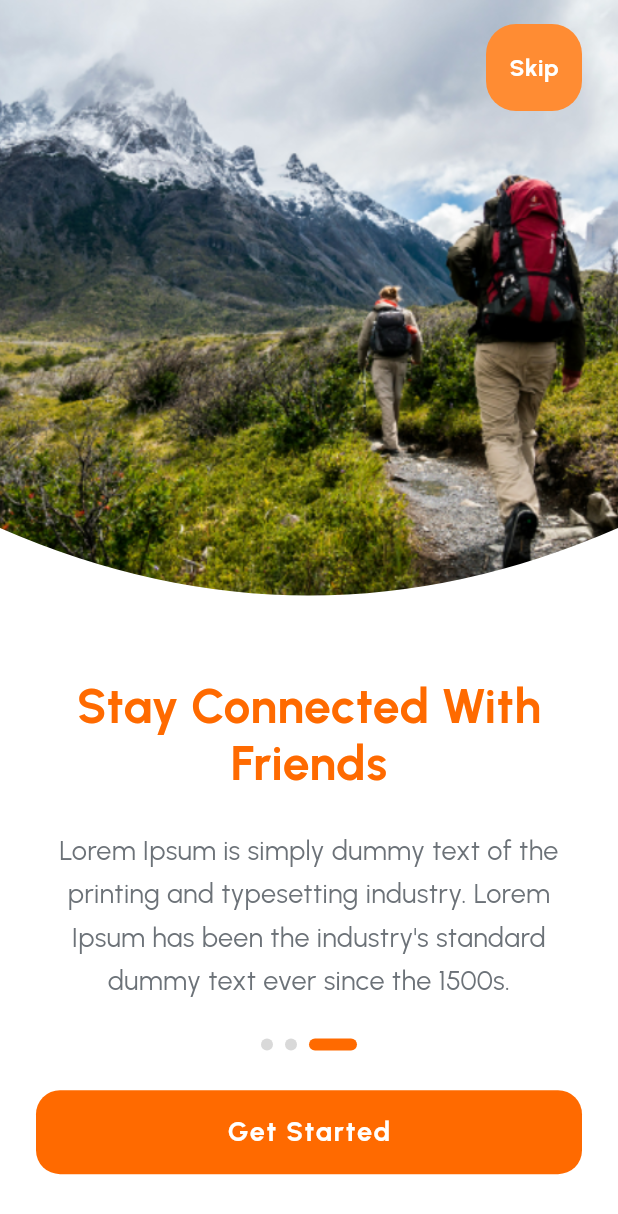
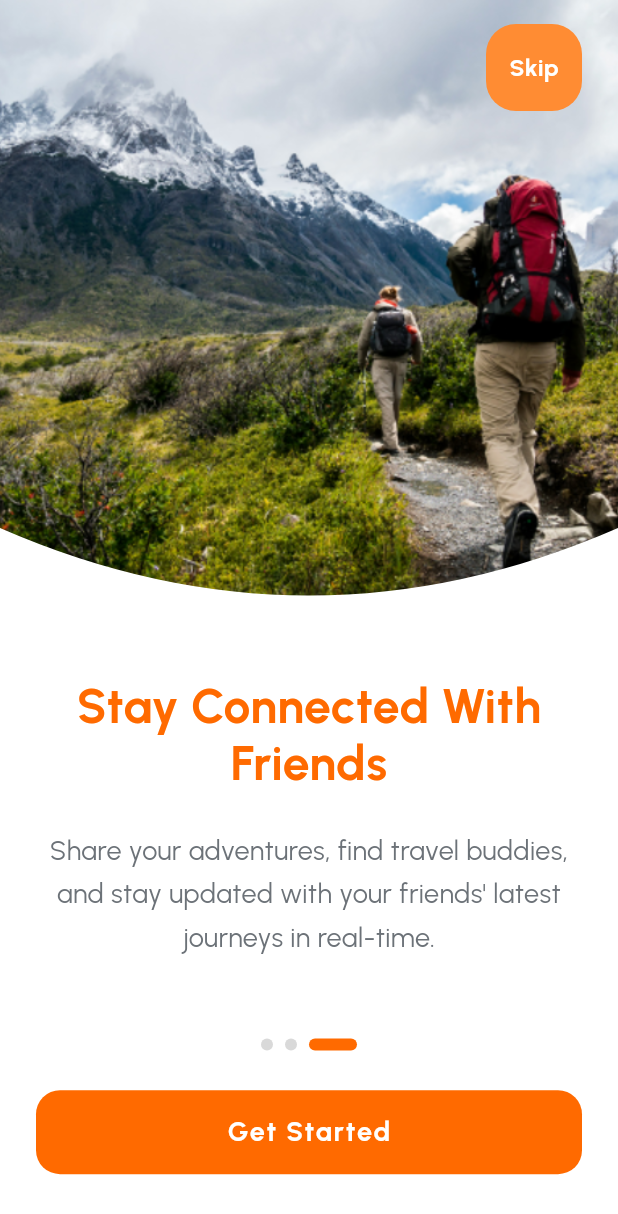
Before and after one commit to 4ndriuss/Trackie, a Flutter app: the screen it shows after launch, swiped to page 3, on a phone screen of 412 x 824 dp. Shown: the top 1214 px of the screen. Run offline on Flutter 3.47's test engine with Material 3 defaults, Android fonts, the phone set to English and light mode, and no system bars; our stand-ins replace cached_network_image, cloud_firestore, country_code_picker, firebase_auth, firebase_core, firebase_database and 10 more; missing offline and left inert: flutter_background_service, flutter_facebook_auth; accounts and stored records are empty; generated files the repository leaves out were written again.

Commit message:
Update onboarding page copy and descriptions

```diff
--- a/lib/pages/onboarding_page.dart
+++ b/lib/pages/onboarding_page.dart
@@ -28,21 +28,21 @@ class _OnboardingPageState extends State<OnboardingPage> {
 
   final List<OnboardingItem> _items = [
     OnboardingItem(
-      title: "Your Adventures Starts Here",
+      title: "Your Adventure Starts Here",
       description:
-          "Lorem Ipsum is simply dummy text of the printing and typesetting industry. Lorem Ipsum has been the industry's standard dummy text ever since the 1500s.",
+          "Discover new places, plan exciting journeys, and capture unforgettable memories as you explore the world around you.",
       imagePath: "assets/images/dino-reichmuth-A5rCN8626Ck-unsplash.jpg",
     ),
     OnboardingItem(
       title: "Track Your Daily Trips",
       description:
-          "Lorem Ipsum is simply dummy text of the printing and typesetting industry. Lorem Ipsum has been the industry's standard dummy text ever since the 1500s.",
+          "Effortlessly record your routes, analyze your travel patterns, and keep a detailed history of all your daily commutes.",
       imagePath: "assets/images/paul-green-gOHfFgwyDNM-unsplash.jpg",
     ),
     OnboardingItem(
       title: "Stay Connected With Friends",
       description:
-          "Lorem Ipsum is simply dummy text of the printing and typesetting industry. Lorem Ipsum has been the industry's standard dummy text ever since the 1500s.",
+          "Share your adventures, find travel buddies, and stay updated with your friends' latest journeys in real-time.",
       imagePath: "assets/images/toomas-tartes-Yizrl9N_eDA-unsplash.jpg",
     ),
   ];
```
